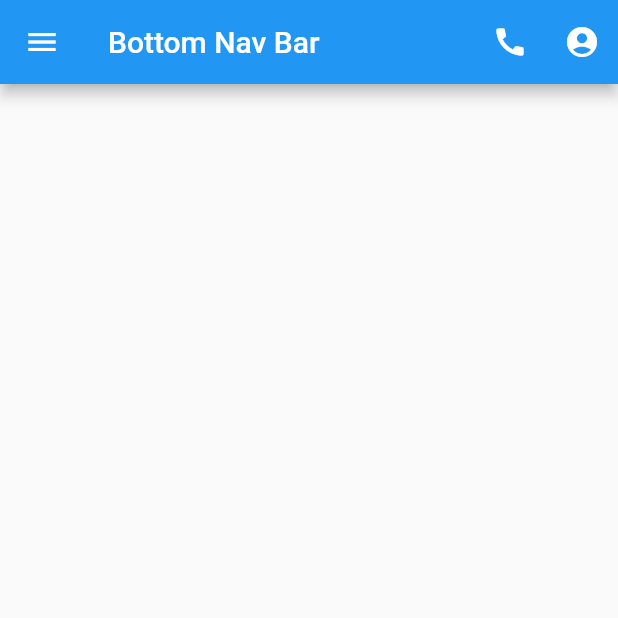
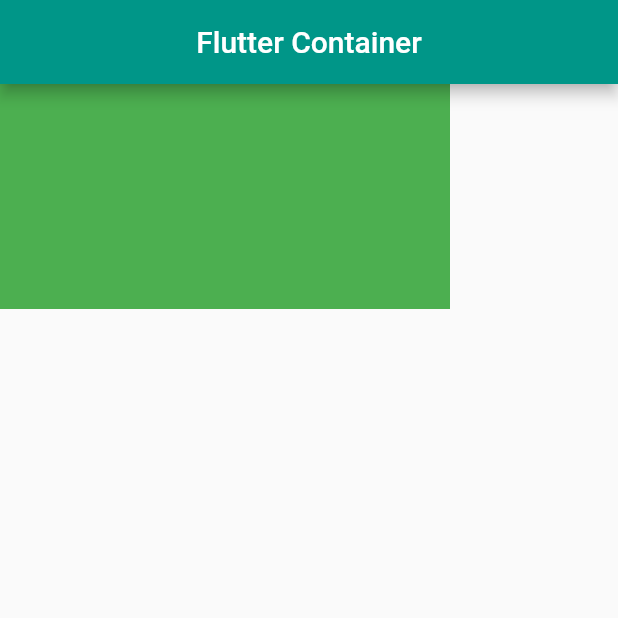
Before and after one commit to Ridoy-paul/flutter-components, a Flutter app: the screen it shows after launch, on a phone screen of 412 x 824 dp, the top half of it. Run offline on Flutter 3.47's test engine with Material 2 defaults, Android fonts, the phone set to English and light mode, and no system bars.

Commit message:
container updated

```diff
--- a/lib/main.dart
+++ b/lib/main.dart
@@ -1,11 +1,12 @@
 import 'package:flutter/material.dart';
 
 void main() {
-  return  runApp(MyApp());
+  runApp(MyApp());
 }
 
 class MyApp extends StatelessWidget {
   const MyApp({super.key});
+
   @override
   Widget build(BuildContext context) {
     return MaterialApp(
@@ -16,67 +17,25 @@
 
 class HomePage extends StatelessWidget {
   const HomePage({super.key});
+
   @override
   Widget build(BuildContext context) {
     return Scaffold(
-      appBar: MyAppBar(),
-      bottomNavigationBar: MyBottomNavBar(),
+      appBar: AppBar(
+        title: Text("Flutter Container"),
+        backgroundColor: Colors.teal,
+        centerTitle: true,
+      ),
+      body: SafeArea(
+        child: Container(
+          height: 150.0,
+          width: 300.0,
+
+          decoration: BoxDecoration(
+            color: Colors.green,
+          ),
+        ),
+      ),
     );
   }
 }
-
-class MyAppBar extends StatelessWidget implements PreferredSizeWidget{
-  Size get preferredSize => Size.fromHeight(kToolbarHeight);
-  const MyAppBar({Key? key}) : super(key: key);
-
-  @override
-  Widget build(BuildContext context) {
-    return AppBar(
-      title: Text('Bottom Nav Bar'),
-      leading: IconButton(
-        icon: Icon(Icons.menu),
-        onPressed: () {
-
-        },
-      ),
-      centerTitle: false,
-      actions: [
-        IconButton(
-          icon: Icon(Icons.call),
-          tooltip: 'Contact',
-          onPressed: () {
-
-          },
-        ),
-        IconButton(
-          icon: Icon(Icons.account_circle),
-          tooltip: 'Account',
-          onPressed: () {
-
-          },
-        )
-      ],
-    );
-  }
-}
-
-class MyBottomNavBar extends StatelessWidget implements PreferredSizeWidget {
-  const MyBottomNavBar({super.key});
-
-  @override
-  Widget build(BuildContext context) {
-    return BottomNavigationBar(
-      currentIndex: 0,
-        items: <BottomNavigationBarItem>[
-          BottomNavigationBarItem(icon: Icon(Icons.home), label: 'Home', tooltip: 'Home'),
-          BottomNavigationBarItem(icon: Icon(Icons.account_circle), label: 'Account', tooltip: 'Account'),
-          BottomNavigationBarItem(icon: Icon(Icons.add_a_photo_outlined), label: 'Image', tooltip: 'Image'),
-          BottomNavigationBarItem(icon: Icon(Icons.ac_unit), label: 'Cart', tooltip: 'Cart'),
-        ]
-    );
-  }
-
-  @override
-  // TODO: implement preferredSize
-  Size get preferredSize => throw UnimplementedError();
-}
```
Also changed, not shown: 1 other file.
